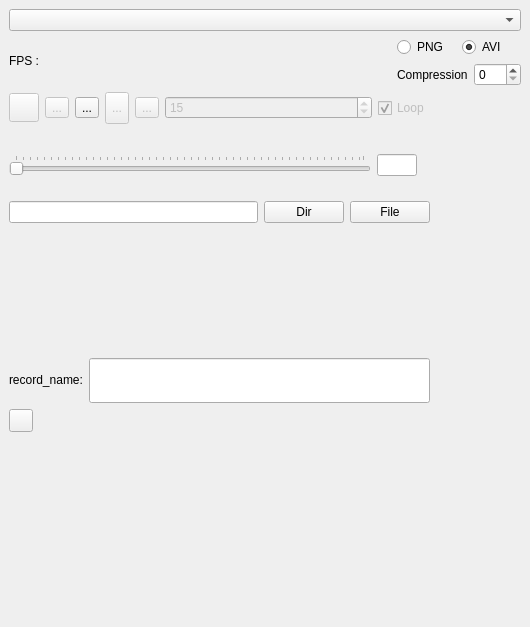
First picture: the form in SeaGoatVision/client/qt/uifiles/WinMedia.ui, repository Octets/SeaGoatVision, before the edit.
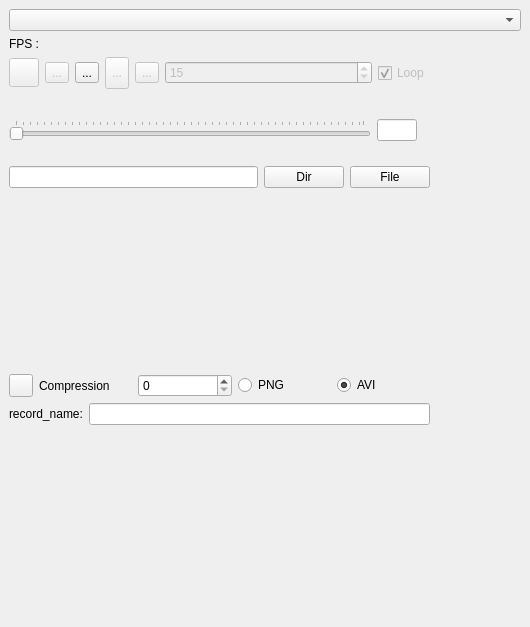
Second picture: the form after the edit. Icons and pictures are not drawn.

Commit message: Fix recording empty media. (because we cannot record an empty media).

What changed in the file:
```diff
--- a/SeaGoatVision/client/qt/uifiles/WinMedia.ui
+++ b/SeaGoatVision/client/qt/uifiles/WinMedia.ui
@@ -26,6 +26,12 @@
    <string>Media</string>
   </property>
   <widget class="QWidget" name="centralwidget">
+   <property name="sizePolicy">
+    <sizepolicy hsizetype="Minimum" vsizetype="Minimum">
+     <horstretch>0</horstretch>
+     <verstretch>0</verstretch>
+    </sizepolicy>
+   </property>
    <layout class="QVBoxLayout" name="verticalLayout">
     <item>
      <widget class="QComboBox" name="cbMedia"/>
@@ -35,6 +41,9 @@
       <property name="sizeConstraint">
        <enum>QLayout::SetMaximumSize</enum>
       </property>
+      <property name="verticalSpacing">
+       <number>1</number>
+      </property>
       <item row="1" column="0">
        <layout class="QHBoxLayout" name="horizontalLayout">
         <property name="sizeConstraint">
@@ -43,7 +52,7 @@
         <item>
          <widget class="QLabel" name="label_6">
           <property name="sizePolicy">
-           <sizepolicy hsizetype="Preferred" vsizetype="Maximum">
+           <sizepolicy hsizetype="Preferred" vsizetype="Fixed">
             <horstretch>0</horstretch>
             <verstretch>0</verstretch>
            </sizepolicy>
@@ -62,7 +71,7 @@
         <item>
          <widget class="QLabel" name="lblFPS">
           <property name="sizePolicy">
-           <sizepolicy hsizetype="MinimumExpanding" vsizetype="Maximum">
+           <sizepolicy hsizetype="MinimumExpanding" vsizetype="Fixed">
             <horstretch>0</horstretch>
             <verstretch>0</verstretch>
            </sizepolicy>
@@ -78,52 +87,6 @@
           </property>
          </widget>
         </item>
-        <item>
-         <layout class="QVBoxLayout" name="verticalLayout_3">
-          <item>
-           <layout class="QHBoxLayout" name="horizontalLayout_3">
-            <item>
-             <widget class="QRadioButton" name="rbn_png">
-              <property name="text">
-               <string>PNG</string>
-              </property>
-             </widget>
-            </item>
-            <item>
-             <widget class="QRadioButton" name="rbn_avi">
-              <property name="text">
-               <string>AVI</string>
-              </property>
-              <property name="checked">
-               <bool>true</bool>
-              </property>
-             </widget>
-            </item>
-           </layout>
-          </item>
-          <item>
-           <layout class="QHBoxLayout" name="horizontalLayout_6">
-            <item>
-             <widget class="QLabel" name="label_2">
-              <property name="text">
-               <string>Compression</string>
-              </property>
-             </widget>
-            </item>
-            <item>
-             <widget class="QSpinBox" name="sb_compress">
-              <property name="maximum">
-               <number>100</number>
-              </property>
-              <property name="value">
-               <number>0</number>
-              </property>
-             </widget>
-            </item>
-           </layout>
-          </item>
-         </layout>
-        </item>
        </layout>
       </item>
      </layout>
@@ -407,44 +370,83 @@
          <x>0</x>
          <y>0</y>
          <width>421</width>
-         <height>74</height>
+         <height>118</height>
         </rect>
        </property>
        <layout class="QVBoxLayout" name="verticalLayout_2">
         <item>
          <layout class="QHBoxLayout" name="horizontalLayout_7">
           <item>
-           <widget class="QLabel" name="label">
-            <property name="sizePolicy">
-             <sizepolicy hsizetype="Preferred" vsizetype="Fixed">
-              <horstretch>0</horstretch>
-              <verstretch>0</verstretch>
-             </sizepolicy>
-            </property>
-            <property name="text">
-             <string>record_name:</string>
-            </property>
-           </widget>
-          </item>
-          <item>
-           <widget class="QLineEdit" name="txt_name_record">
-            <property name="sizePolicy">
-             <sizepolicy hsizetype="Expanding" vsizetype="Minimum">
-              <horstretch>0</horstretch>
-              <verstretch>0</verstretch>
-             </sizepolicy>
-            </property>
-           </widget>
+           <layout class="QVBoxLayout" name="verticalLayout_3">
+            <item>
+             <layout class="QHBoxLayout" name="horizontalLayout_3">
+              <item>
+               <widget class="QToolButton" name="recordButton">
+                <property name="text">
+                 <string/>
+                </property>
+               </widget>
+              </item>
+              <item>
+               <widget class="QLabel" name="label_2">
+                <property name="text">
+                 <string>Compression</string>
+                </property>
+               </widget>
+              </item>
+              <item>
+               <widget class="QSpinBox" name="sb_compress">
+                <property name="maximum">
+                 <number>100</number>
+                </property>
+                <property name="value">
+                 <number>0</number>
+                </property>
+               </widget>
+              </item>
+              <item>
+               <widget class="QRadioButton" name="rbn_png">
+                <property name="text">
+                 <string>PNG</string>
+                </property>
+               </widget>
+              </item>
+              <item>
+               <widget class="QRadioButton" name="rbn_avi">
+                <property name="text">
+                 <string>AVI</string>
+                </property>
+                <property name="checked">
+                 <bool>true</bool>
+                </property>
+               </widget>
+              </item>
+             </layout>
+            </item>
+            <item>
+             <layout class="QHBoxLayout" name="horizontalLayout_6">
+              <item>
+               <widget class="QLabel" name="label">
+                <property name="sizePolicy">
+                 <sizepolicy hsizetype="Preferred" vsizetype="Fixed">
+                  <horstretch>0</horstretch>
+                  <verstretch>0</verstretch>
+                 </sizepolicy>
+                </property>
+                <property name="text">
+                 <string>record_name:</string>
+                </property>
+               </widget>
+              </item>
+              <item>
+               <widget class="QLineEdit" name="txt_name_record"/>
+              </item>
+             </layout>
+            </item>
+           </layout>
           </item>
          </layout>
         </item>
-        <item>
-         <widget class="QToolButton" name="recordButton">
-          <property name="text">
-           <string/>
-          </property>
-         </widget>
-        </item>
        </layout>
       </widget>
      </widget>
```
The commit also changes 2 other files.
